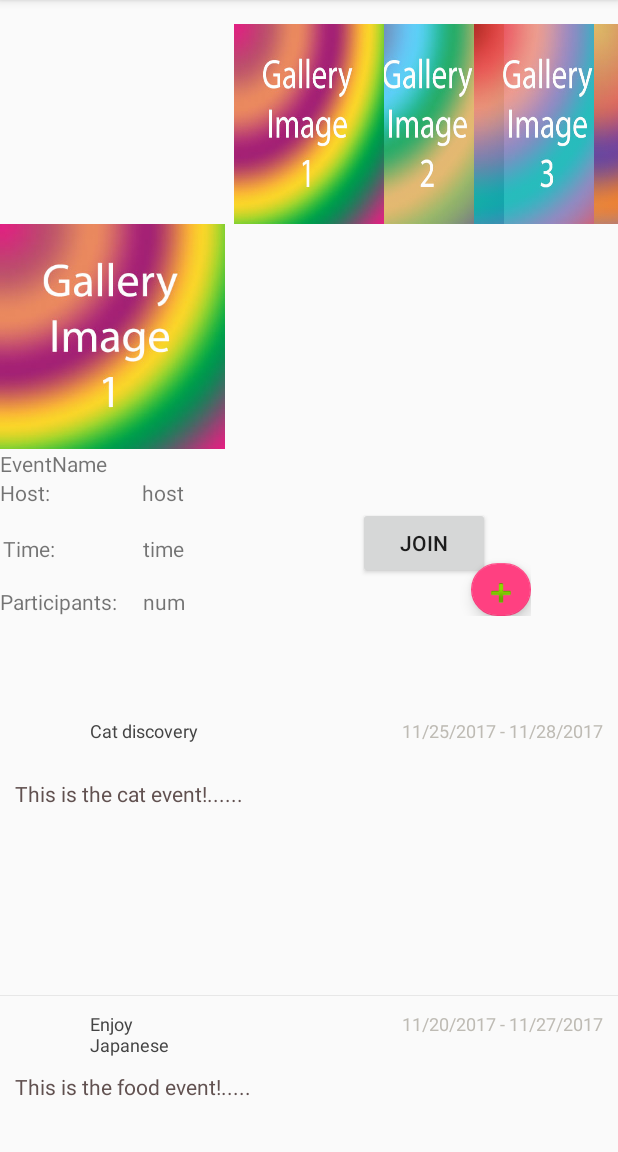
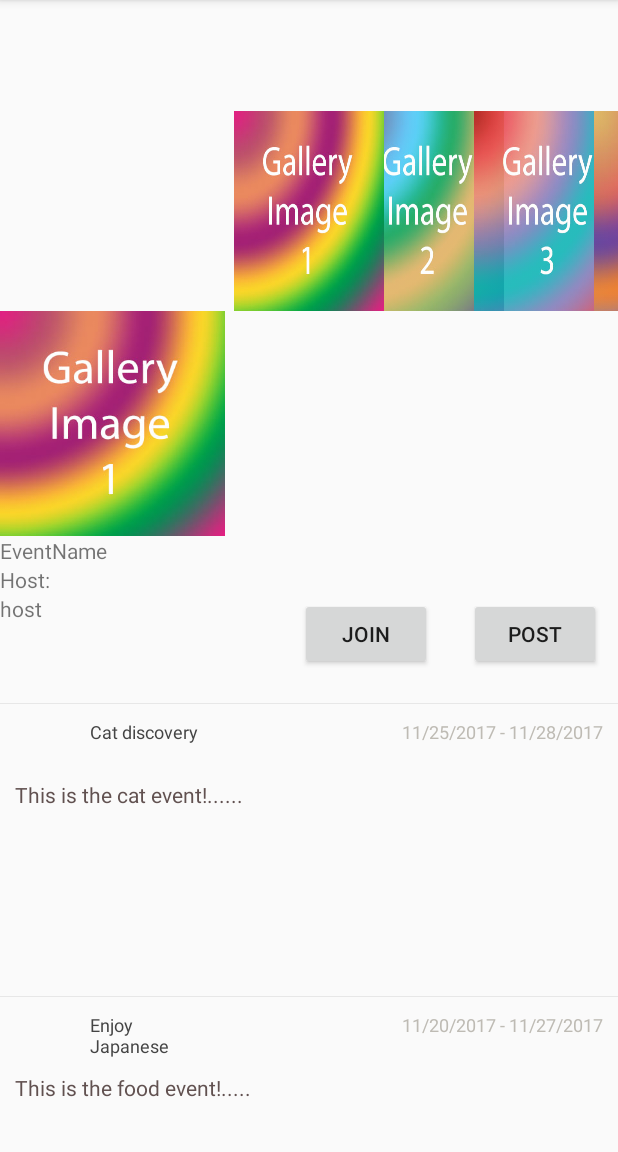
Before and after one commit to FrankYan93/Branter, an Android app: the EventDetail screen opened directly, with no data from a screen before it, on a phone screen of 412 x 824 dp, the part 84-1236 px from its top. Run offline under Robolectric (Android 15) with nearby library versions, the phone set to English and light mode, and no system bars; 2 statements that could not run were skipped.

Commit message:
change new post button

```diff
--- a/app/src/main/java/com/branter/jiadongyan/branter/EventDetail.java
+++ b/app/src/main/java/com/branter/jiadongyan/branter/EventDetail.java
@@ -10,6 +10,7 @@ import android.view.ViewGroup;
 import android.widget.AdapterView;
 import android.widget.AdapterView.OnItemClickListener;
 import android.widget.BaseAdapter;
+import android.widget.Button;
 import android.widget.EditText;
 import android.widget.Gallery;
 import android.widget.ImageView;
@@ -18,6 +19,7 @@ import android.widget.ListView;
 import android.widget.TextView;
 
 import java.util.ArrayList;
+import java.util.Arrays;
 import java.util.List;
 
 public class EventDetail extends AppCompatActivity {
@@ -49,6 +51,11 @@ public class EventDetail extends AppCompatActivity {
     {
         super.onCreate(savedInstanceState);
         setContentView(R.layout.activity_event_detail);;
+        listgrid = new ArrayList<GridTest>();
+        init();
+        initData();
+        View header = getLayoutInflater().inflate(R.layout.header, null);
+        listView.addHeaderView(header);
 
         imgGalleryImage = (ImageView)findViewById(R.id.imgGalleryImage);
         imgGalleryImage.setImageResource(R.drawable.one);
@@ -65,9 +72,6 @@ public class EventDetail extends AppCompatActivity {
             }
         });
 
-        listgrid = new ArrayList<GridTest>();
-        init();
-        initData();
 
         Intent data = getIntent();
         Bundle extras = data.getExtras();
@@ -80,13 +84,26 @@ public class EventDetail extends AppCompatActivity {
         //listView = (ListView) findViewById(R.id.f_listview);
         //listView.setAdapter(new ArrayAdapter<String>(this, android.R.layout.simple_expandable_list_item_1, getData()));
 
-        FloatingActionButton fab = (FloatingActionButton) findViewById(R.id.EventDetail_fab);
-        fab.setOnClickListener(new View.OnClickListener() {
+        Button post = (Button) findViewById(R.id.EventDetail_fab);
+        post.setOnClickListener(new View.OnClickListener() {
             @Override
             public void onClick(View view) {
-                startActivity(new Intent(EventDetail.this, PostActivity.class));
+                startActivityForResult(new Intent(EventDetail.this, PostActivity.class), 1);
+
             }
         });
+    }
+
+    public void startActivityForResult(Intent intent, int requestCode) {
+        super.startActivityForResult(new Intent(this, PostActivity.class), 1);
+    }
+
+    public void onActivityResult(int requestCode, int resultCode, Intent data) {
+        if (requestCode == 1) {
+            if (resultCode == RESULT_OK) {
+
+            }
+        }
     }
 
     private List<String> getData(){
--- a/app/src/main/java/com/branter/jiadongyan/branter/PostActivity.java
+++ b/app/src/main/java/com/branter/jiadongyan/branter/PostActivity.java
@@ -113,17 +113,19 @@ public class PostActivity extends AppCompatActivity implements View.OnClickListe
     @Override
     public void onClick(View v) {
         int tag = (int) v.getTag();
-        Intent intent=new Intent(this,MainActivity.class);
+        Intent intent=new Intent(this,EventDetail.class);
         switch (tag) {
             case 1:
 //                Event newEvent = new Event("","","");
                 //TODO: create new event to data servive
 
-                startActivity(intent);
+                setResult(RESULT_OK, intent);
+                finish();
                 break;
 
             case 2:
-                startActivity(intent);
+                setResult(RESULT_OK, intent);
+                finish();
                 break;
         }
 
--- a/app/src/main/res/layout/activity_event_detail.xml
+++ b/app/src/main/res/layout/activity_event_detail.xml
@@ -8,113 +8,6 @@
     android:paddingTop="@dimen/activity_vertical_margin"
     tools:context="com.branter.jiadongyan.branter.EventDetail"
     android:orientation="vertical">
-
-android:paddingLeft="@dimen/activity_horizontal_margin"
-    android:paddingRight="@dimen/activity_horizontal_margin"
-    android:paddingTop="@dimen/activity_vertical_margin"
-    tools:context="com.branter.jiadongyan.branter.EventDetail"
-    android:orientation="vertical">
-
-<Gallery
-    android:id="@+id/gallery"
-    android:layout_width="fill_parent"
-    android:layout_height="wrap_content"/>
-
-<ImageView
-    android:id="@+id/imgGalleryImage"
-    android:layout_width="150dp"
-    android:layout_height="150dp" />
-
-    <TextView
-        android:id="@+id/EventDetail_EventName"
-        android:layout_width="match_parent"
-        android:layout_height="wrap_content"
-        android:text="EventName" />
-
-    <RelativeLayout
-        android:layout_width="354dp"
-        android:layout_height="92dp">
-
-        <TextView
-            android:id="@+id/EventDetail_HostLabel"
-            android:layout_width="wrap_content"
-            android:layout_height="wrap_content"
-            android:layout_alignParentLeft="true"
-            android:layout_alignParentStart="true"
-            android:layout_alignParentTop="true"
-            android:text="Host: " />
-
-        <TextView
-            android:id="@+id/EventDetail_TimeLabel"
-            android:layout_width="wrap_content"
-            android:layout_height="wrap_content"
-            android:layout_alignEnd="@+id/EventDetail_HostLabel"
-            android:layout_alignRight="@+id/EventDetail_HostLabel"
-            android:layout_below="@+id/EventDetail_HostLabel"
-            android:layout_marginTop="18dp"
-            android:text="Time:" />
-
-        <TextView
-            android:id="@+id/EventDetail_ParticipantsLabe"
-            android:layout_width="wrap_content"
-            android:layout_height="wrap_content"
-            android:layout_alignParentBottom="true"
-            android:layout_alignParentLeft="true"
-            android:layout_alignParentStart="true"
-            android:text="Participants:" />
-
-        <Button
-            android:id="@+id/EventDetail_JoinButton"
-            android:layout_width="wrap_content"
-            android:layout_height="wrap_content"
-            android:layout_alignParentEnd="true"
-            android:layout_alignParentRight="true"
-            android:layout_below="@+id/EventDetail_HostLabel"
-            android:layout_marginEnd="27dp"
-            android:layout_marginRight="27dp"
-            android:text="Join" />
-
-        <TextView
-            android:id="@+id/EventDetail_HostName"
-            android:layout_width="wrap_content"
-            android:layout_height="wrap_content"
-            android:layout_alignParentTop="true"
-            android:layout_marginLeft="58dp"
-            android:layout_marginStart="58dp"
-            android:layout_toEndOf="@+id/EventDetail_HostLabel"
-            android:layout_toRightOf="@+id/EventDetail_HostLabel"
-            android:text="host" />
-
-        <TextView
-            android:id="@+id/EventDetail_TimeName"
-            android:layout_width="wrap_content"
-            android:layout_height="wrap_content"
-            android:layout_alignEnd="@+id/EventDetail_HostName"
-            android:layout_alignRight="@+id/EventDetail_HostName"
-            android:layout_alignTop="@+id/EventDetail_TimeLabel"
-            android:text="time" />
-
-        <TextView
-            android:id="@+id/EventDetail_ParticipantsNum"
-            android:layout_width="wrap_content"
-            android:layout_height="wrap_content"
-            android:layout_alignLeft="@+id/EventDetail_TimeName"
-            android:layout_alignStart="@+id/EventDetail_TimeName"
-            android:layout_alignTop="@+id/EventDetail_ParticipantsLabe"
-            android:text="num" />
-
-        <android.support.design.widget.FloatingActionButton
-            android:id="@+id/EventDetail_fab"
-            android:layout_width="wrap_content"
-            android:layout_height="wrap_content"
-            android:layout_alignParentEnd="true"
-            android:layout_alignParentRight="true"
-            android:layout_below="@+id/EventDetail_TimeName"
-            android:clickable="true"
-            app:fabSize="mini"
-            app:srcCompat="@android:drawable/ic_input_add" />
-
-    </RelativeLayout>
 
     <ListView
         android:id="@+id/f_listview"
--- /dev/null
+++ b/app/src/main/res/layout/header.xml
@@ -0,0 +1,238 @@
+<?xml version="1.0" encoding="utf-8"?>
+<LinearLayout xmlns:android="http://schemas.android.com/apk/res/android"
+    xmlns:app="http://schemas.android.com/apk/res-auto"
+    android:orientation="vertical"
+    android:layout_width="match_parent"
+    android:layout_height="match_parent">
+
+    <Gallery
+        android:id="@+id/gallery"
+        android:layout_width="fill_parent"
+        android:layout_height="wrap_content"/>
+
+    <ImageView
+        android:id="@+id/imgGalleryImage"
+        android:layout_width="150dp"
+        android:layout_height="150dp" />
+
+    <TextView
+        android:id="@+id/EventDetail_EventName"
+        android:layout_width="match_parent"
+        android:layout_height="wrap_content"
+        android:text="EventName" />
+
+    <RelativeLayout
+        android:layout_width="match_parent"
+        android:layout_height="92dp">
+
+        <!--<TextView-->
+        <!--android:id="@+id/EventDetail_HostLabel"-->
+        <!--android:layout_width="wrap_content"-->
+        <!--android:layout_height="wrap_content"-->
+        <!--android:layout_alignParentLeft="true"-->
+        <!--android:layout_alignParentStart="true"-->
+        <!--android:layout_alignParentTop="true"-->
+        <!--android:text="Host: " />-->
+
+        <!--<TextView-->
+        <!--android:id="@+id/EventDetail_TimeLabel"-->
+        <!--android:layout_width="wrap_content"-->
+        <!--android:layout_height="wrap_content"-->
+        <!--android:layout_alignEnd="@+id/EventDetail_HostLabel"-->
+        <!--android:layout_alignRight="@+id/EventDetail_HostLabel"-->
+        <!--android:layout_below="@+id/EventDetail_HostLabel"-->
+        <!--android:layout_marginTop="18dp"-->
+        <!--android:text="Time:" />-->
+
+        <!--<TextView-->
+        <!--android:id="@+id/EventDetail_ParticipantsLabe"-->
+        <!--android:layout_width="wrap_content"-->
+        <!--android:layout_height="wrap_content"-->
+        <!--android:layout_alignParentBottom="true"-->
+        <!--android:layout_alignParentLeft="true"-->
+        <!--android:layout_alignParentStart="true"-->
+        <!--android:text="Participants:" />-->
+
+        <!--<Button-->
+        <!--android:id="@+id/EventDetail_JoinButton"-->
+        <!--android:layout_width="wrap_content"-->
+        <!--android:layout_height="wrap_content"-->
+        <!--android:layout_alignParentEnd="true"-->
+        <!--android:layout_alignParentRight="true"-->
+        <!--android:layout_below="@+id/linearLayout"-->
+        <!--android:layout_marginEnd="27dp"-->
+        <!--android:layout_marginRight="27dp"-->
+        <!--android:text="Join" />-->
+
+        <!--<TextView-->
+        <!--android:id="@+id/EventDetail_HostName"-->
+        <!--android:layout_width="wrap_content"-->
+        <!--android:layout_height="wrap_content"-->
+        <!--android:layout_alignParentTop="true"-->
+        <!--android:layout_marginLeft="58dp"-->
+        <!--android:layout_marginStart="58dp"-->
+        <!--android:layout_toEndOf="@+id/EventDetail_HostLabel"-->
+        <!--android:layout_toRightOf="@+id/EventDetail_HostLabel"-->
+        <!--android:text="host" />-->
+
+        <!--<TextView-->
+        <!--android:id="@+id/EventDetail_TimeName"-->
+        <!--android:layout_width="wrap_content"-->
+        <!--android:layout_height="wrap_content"-->
+        <!--android:layout_alignEnd="@+id/EventDetail_HostName"-->
+        <!--android:layout_alignRight="@+id/EventDetail_HostName"-->
+        <!--android:layout_alignTop="@+id/EventDetail_TimeLabel"-->
+        <!--android:text="time" />-->
+
+        <!--<TextView-->
+        <!--android:id="@+id/EventDetail_ParticipantsNum"-->
+        <!--android:layout_width="wrap_content"-->
+        <!--android:layout_height="wrap_content"-->
+        <!--android:layout_alignLeft="@+id/EventDetail_TimeName"-->
+        <!--android:layout_alignStart="@+id/EventDetail_TimeName"-->
+        <!--android:layout_alignTop="@+id/EventDetail_ParticipantsLabe"-->
+        <!--android:text="num" />-->
+
+        <!--<Button-->
+        <!--android:id="@+id/EventDetail_fab"-->
+        <!--android:layout_width="wrap_content"-->
+        <!--android:layout_height="wrap_content"-->
+        <!--android:layout_alignBottom="@+id/EventDetail_JoinButton"-->
+        <!--android:layout_toLeftOf="@+id/EventDetail_JoinButton"-->
+        <!--android:layout_toStartOf="@+id/EventDetail_JoinButton"-->
+        <!--android:text="Post" />-->
+
+        <LinearLayout
+            android:id="@+id/linearLayout"
+            android:layout_width="200dp"
+            android:layout_height="match_parent"
+            android:layout_alignParentLeft="true"
+            android:layout_alignParentStart="true"
+            android:layout_alignParentTop="true"
+            android:orientation="horizontal">
+
+            <LinearLayout
+                android:layout_width="match_parent"
+                android:layout_height="match_parent"
+                android:orientation="vertical">
+
+                <TextView
+                android:id="@+id/EventDetail_HostLabel"
+                android:layout_width="100dp"
+                android:layout_height="wrap_content"
+                android:text="Host: " />
+
+                <TextView
+                android:id="@+id/EventDetail_HostName"
+                android:layout_width="100dp"
+                android:layout_height="wrap_content"
+                android:text="host" />
+
+
+            </LinearLayout>
+
+            <LinearLayout
+                android:layout_width="match_parent"
+                android:layout_height="match_parent"
+                android:layout_marginTop="18dp"
+                android:orientation="vertical">
+
+                <TextView
+                android:id="@+id/EventDetail_TimeLabel"
+                android:layout_width="100dp"
+                android:layout_height="wrap_content"
+                android:text="Time:" />
+
+                <TextView
+                android:id="@+id/EventDetail_TimeName"
+                android:layout_width="100dp"
+                android:layout_height="wrap_content"
+                android:text="time" />
+
+            </LinearLayout>
+
+            <LinearLayout
+                android:layout_width="match_parent"
+                android:layout_height="match_parent"
+                android:orientation="vertical">
+
+            </LinearLayout>
+
+
+            <!--<TextView-->
+                <!--android:id="@+id/EventDetail_HostLabel"-->
+                <!--android:layout_width="wrap_content"-->
+                <!--android:layout_height="wrap_content"-->
+                <!--android:text="Host: " />-->
+
+            <!--<TextView-->
+                <!--android:id="@+id/EventDetail_TimeLabel"-->
+                <!--android:layout_width="wrap_content"-->
+                <!--android:layout_height="wrap_content"-->
+                <!--android:layout_marginTop="18dp"-->
+                <!--android:text="Time:" />-->
+
+            <!--<TextView-->
+                <!--android:id="@+id/EventDetail_ParticipantsLabe"-->
+                <!--android:layout_width="wrap_content"-->
+                <!--android:layout_height="wrap_content"-->
+                <!--android:layout_marginTop="18dp"-->
+                <!--android:text="Participants:" />-->
+
+        </LinearLayout>
+
+        <!--<LinearLayout-->
+            <!--android:id="@+id/linearLayout2"-->
+            <!--android:layout_width="100dp"-->
+            <!--android:layout_height="match_parent"-->
+            <!--android:layout_alignParentTop="true"-->
+            <!--android:layout_toEndOf="@+id/linearLayout"-->
+            <!--android:layout_toRightOf="@+id/linearLayout"-->
+            <!--android:orientation="vertical">-->
+
+            <!--<TextView-->
+                <!--android:id="@+id/EventDetail_HostName"-->
+                <!--android:layout_width="wrap_content"-->
+                <!--android:layout_height="wrap_content"-->
+                <!--android:text="host" />-->
+
+            <!--<TextView-->
+                <!--android:id="@+id/EventDetail_TimeName"-->
+                <!--android:layout_width="wrap_content"-->
+                <!--android:layout_height="wrap_content"-->
+                <!--android:layout_marginTop="18dp"-->
+                <!--android:text="time" />-->
+
+            <!--<TextView-->
+                <!--android:id="@+id/EventDetail_ParticipantsNum"-->
+                <!--android:layout_width="wrap_content"-->
+                <!--android:layout_height="wrap_content"-->
+                <!--android:layout_marginTop="18dp"-->
+                <!--android:text="num" />-->
+
+        <!--</LinearLayout>-->
+
+        <Button
+            android:id="@+id/EventDetail_JoinButton"
+            android:layout_width="wrap_content"
+            android:layout_height="wrap_content"
+            android:layout_centerVertical="true"
+            android:layout_toEndOf="@+id/linearLayout"
+            android:layout_toRightOf="@+id/linearLayout"
+            android:text="Join" />
+
+        <Button
+            android:id="@+id/EventDetail_fab"
+            android:layout_width="wrap_content"
+            android:layout_height="wrap_content"
+            android:layout_alignParentEnd="true"
+            android:layout_alignParentRight="true"
+            android:layout_alignTop="@+id/EventDetail_JoinButton"
+            android:layout_marginEnd="11dp"
+            android:layout_marginRight="11dp"
+            android:text="Post" />
+
+    </RelativeLayout>
+
+
+</LinearLayout>
```
